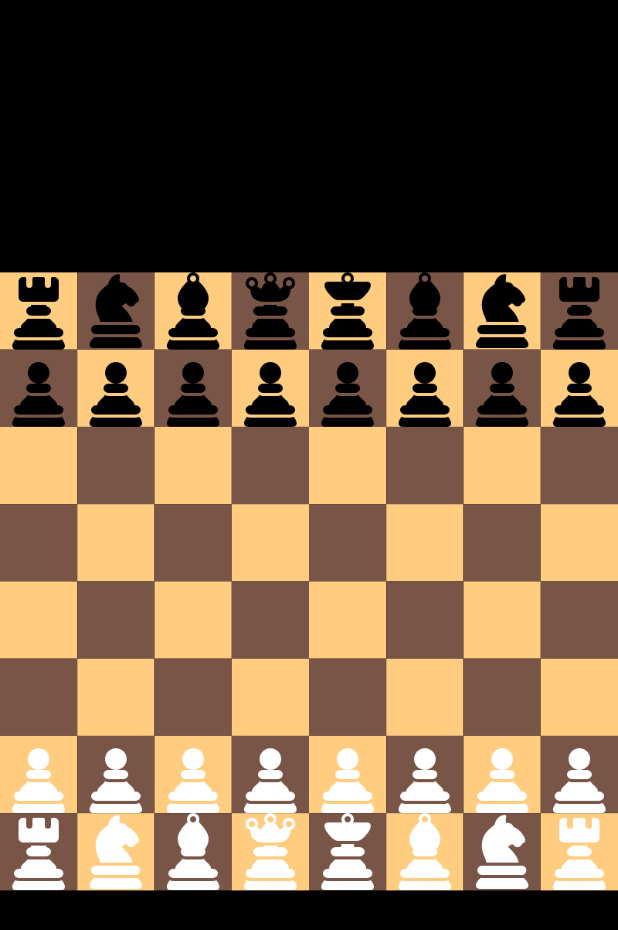
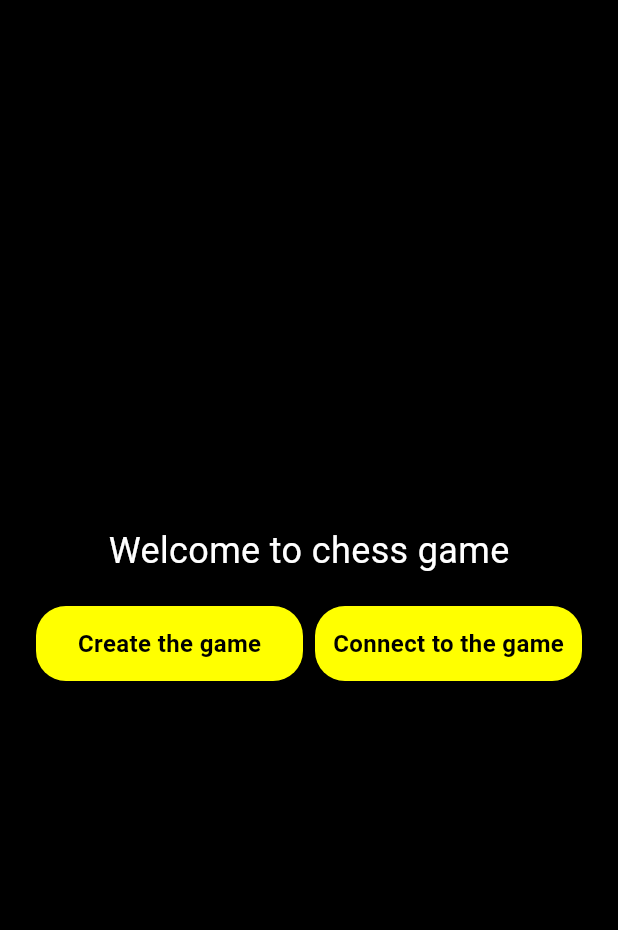
Before and after one commit to Svitlana213/game-chess, a Flutter app: the screen it shows after launch, on a phone screen of 412 x 824 dp. Shown: the top 930 px of the screen. Run offline on Flutter 3.47's test engine with Material 3 defaults, Android fonts, the phone set to English and light mode, and no system bars.

Commit message:
create connect screens

```diff
--- a/lib/gameBoard.dart
+++ b/lib/gameBoard.dart
@@ -1,5 +1,3 @@
-import 'dart:math';
-
 import 'package:chess/components/piece.dart';
 import 'package:chess/components/square.dart';
 import 'package:chess/values/colors.dart';
--- a/lib/main.dart
+++ b/lib/main.dart
@@ -1,6 +1,6 @@
+import 'package:chess/screens/startScreen.dart';
 import 'package:flutter/material.dart';
 
-import 'gameBoard.dart';
 
 void main() {
   runApp(const MyApp());
@@ -18,7 +18,7 @@ class MyApp extends StatelessWidget {
         colorScheme: ColorScheme.fromSeed(seedColor: Colors.deepPurple),
         useMaterial3: true,
       ),
-      home: GameBoard(),
+      home: StartScreen(),
     );
   }
 }
--- /dev/null
+++ b/lib/screens/startScreen.dart
@@ -0,0 +1,94 @@
+import 'package:chess/screens/connectGame.dart';
+import 'package:chess/screens/createGame.dart';
+import 'package:chess/values/colors.dart';
+import 'package:flutter/cupertino.dart';
+import 'package:flutter/material.dart';
+
+class StartScreen extends StatelessWidget {
+  @override
+  Widget build(BuildContext context) {
+    return Scaffold(
+      backgroundColor: bg,
+      body: Center(
+        child: Stack(
+          alignment: Alignment.center,
+          children: [
+            Positioned(
+              top: 350,
+              child: Column(
+                mainAxisAlignment: MainAxisAlignment.center,
+                children: [
+                  Container(
+                    child: Text(
+                      'Welcome to chess game',
+                      style: TextStyle(color: Colors.white, fontSize: 24),
+                    ),
+                  ),
+                  SizedBox(height: 20),
+                  Row(
+                    mainAxisAlignment: MainAxisAlignment.center,
+                    children: [
+                      GestureDetector(
+                        onTap: () {
+                          Navigator.pushReplacement(
+                            context,
+                            MaterialPageRoute(builder: (context) => CreateGame()),
+                          );
+                        },
+                        child: Container(
+                          decoration: BoxDecoration(
+                            color: Colors.yellowAccent,
+                            borderRadius: BorderRadius.circular(20),
+                          ),
+                          height: 50,
+                          alignment: Alignment.center,
+                          width: (MediaQuery.of(context).size.width - 56) / 2,
+                          child: Text(
+                            'Create the game',
+                            style: TextStyle(
+                              color: Colors.black,
+                              fontSize: 16,
+                              fontWeight: FontWeight.w700,
+                            ),
+                          ),
+                        ),
+                      ),
+
+
+                      SizedBox(width: 8),
+                      GestureDetector(
+                        onTap: () {
+                          Navigator.pushReplacement(
+                            context,
+                            MaterialPageRoute(builder: (context) => ConnectGame()),
+                          );
+                        },
+                        child: Container(
+                          decoration: BoxDecoration(
+                            color: Colors.yellowAccent,
+                            borderRadius: BorderRadius.circular(20),
+                          ),
+                          height: 50,
+                          alignment: Alignment.center,
+                          width: (MediaQuery.of(context).size.width - 56) / 2,
+                          child: Text(
+                            'Connect to the game',
+                            style: TextStyle(
+                              color: Colors.black,
+                              fontSize: 16,
+                              fontWeight: FontWeight.w700,
+                            ),
+                          ),
+                        ),
+                      ),
+                    ],
+                  ),
+                ],
+              ),
+            )
+          ],
+        ),
+      ),
+    );
+  }
+}
```
Also changed, not shown: lib/screens/connectGame.dart (added, +45 -0 lines), lib/screens/createGame.dart (added, +59 -0 lines), lib/screens/waitingRoom.dart (added).
